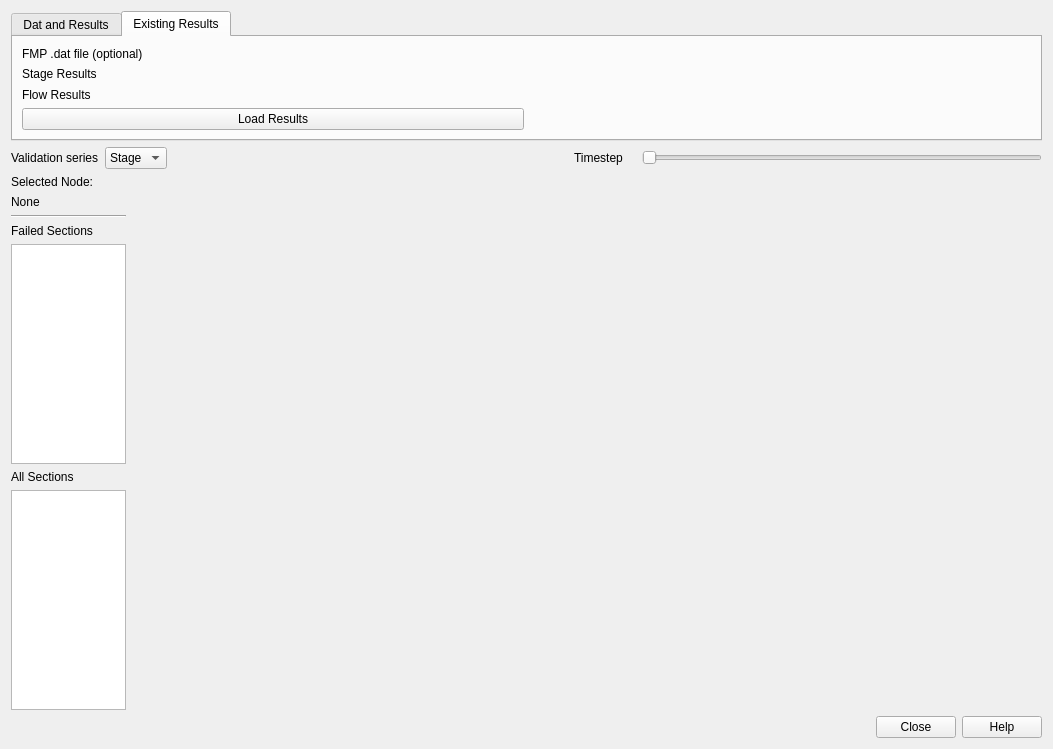
First picture: the form in mod_check/forms/ui_fmpstability_check_dialog.ui, repository duncan-r/ModCheck, before the edit.
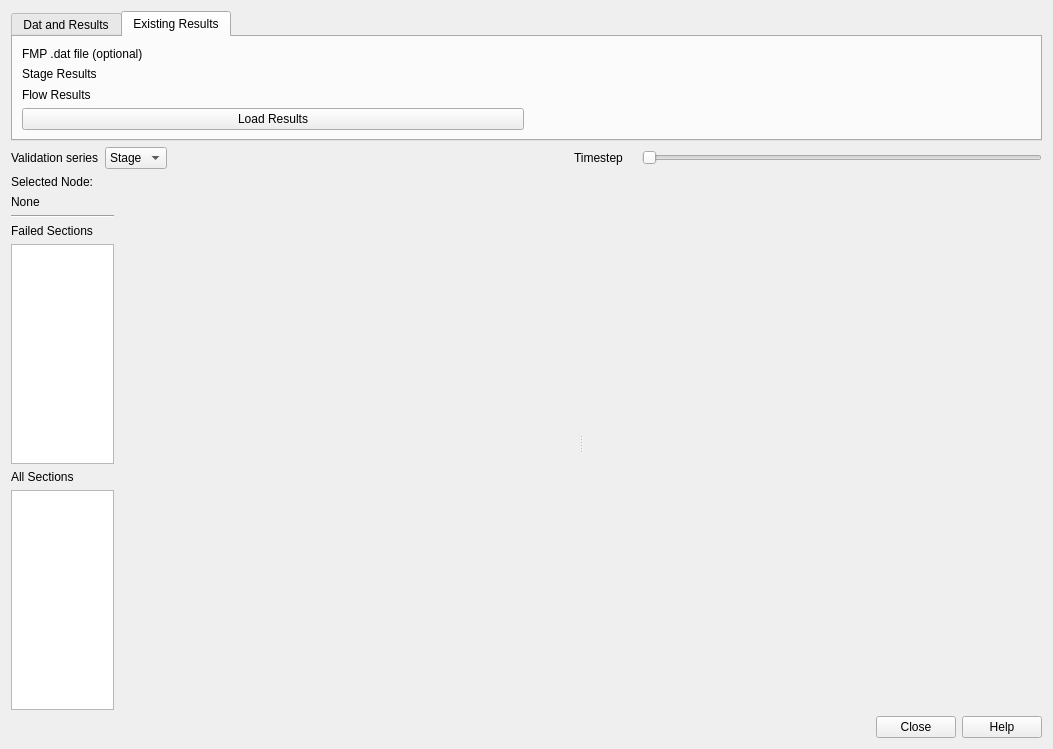
Second picture: the form after the edit. Custom widgets are drawn as their Qt base class.

```diff
--- a/mod_check/forms/ui_fmpstability_check_dialog.ui
+++ b/mod_check/forms/ui_fmpstability_check_dialog.ui
@@ -13,7 +13,7 @@
   <property name="windowTitle">
    <string>Dialog</string>
   </property>
-  <layout class="QVBoxLayout" name="verticalLayout" stretch="0,0,10,0">
+  <layout class="QVBoxLayout" name="verticalLayout" stretch="0,0,8,0">
    <item>
     <widget class="QTabWidget" name="fileSelectionTabWidget">
      <property name="currentIndex">
@@ -199,7 +199,7 @@
     </layout>
    </item>
    <item>
-    <layout class="QHBoxLayout" name="horizontalLayout_2" stretch="1,4,4">
+    <layout class="QHBoxLayout" name="horizontalLayout_2" stretch="1,9">
      <item>
       <layout class="QVBoxLayout" name="verticalLayout_2">
        <item>
@@ -246,10 +246,23 @@
       </layout>
      </item>
      <item>
-      <layout class="QVBoxLayout" name="graphLayout"/>
-     </item>
-     <item>
-      <layout class="QVBoxLayout" name="geomGraphLayout"/>
+      <widget class="QWidget" name="widget" native="true">
+       <layout class="QVBoxLayout" name="verticalLayout_3">
+        <item>
+         <widget class="QSplitter" name="splitter">
+          <property name="orientation">
+           <enum>Qt::Horizontal</enum>
+          </property>
+          <widget class="QWidget" name="">
+           <layout class="QVBoxLayout" name="graphLayout" stretch=""/>
+          </widget>
+          <widget class="QWidget" name="">
+           <layout class="QVBoxLayout" name="geomGraphLayout" stretch=""/>
+          </widget>
+         </widget>
+        </item>
+       </layout>
+      </widget>
      </item>
     </layout>
    </item>
```
Left out of the diff: 2 changed lines with no effect on the pictures.
